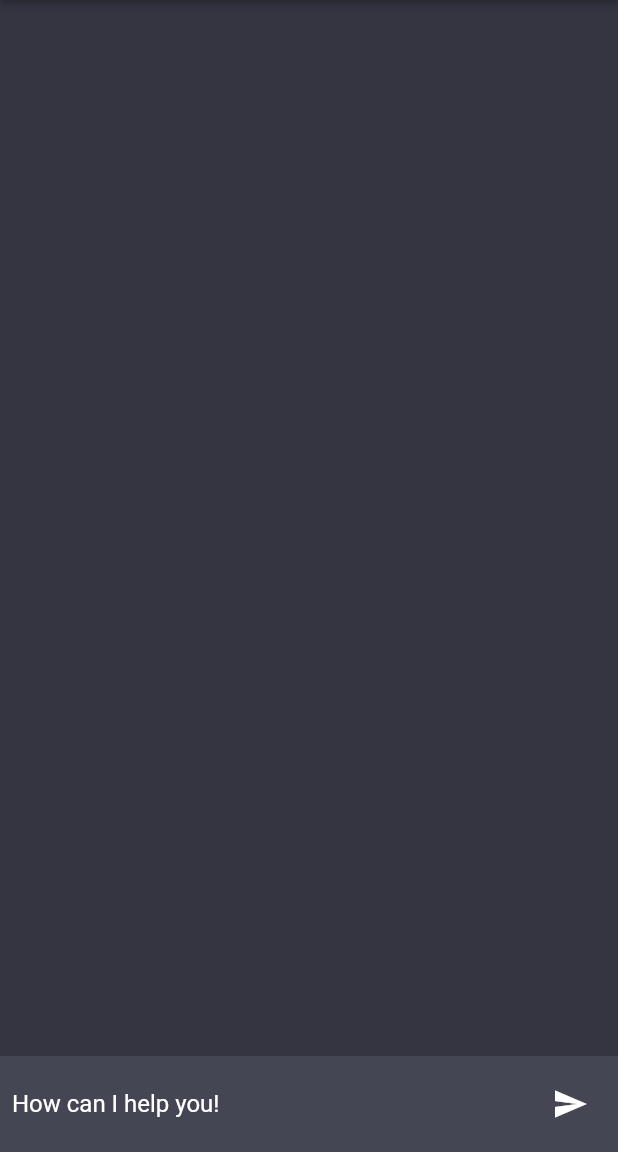
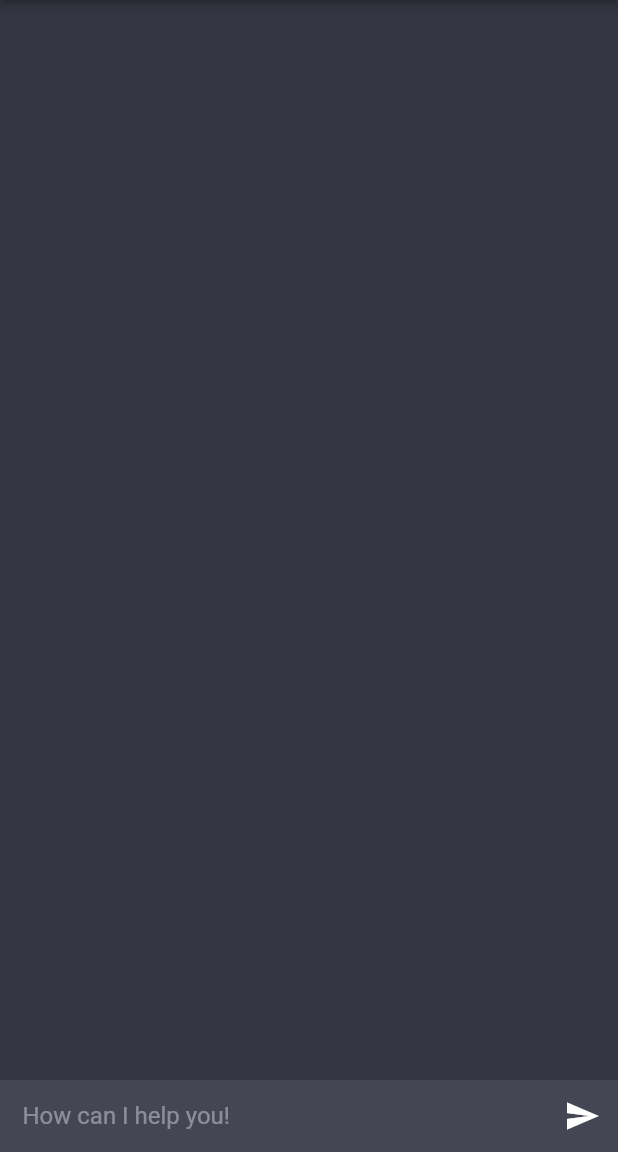
Before and after one commit to YogeshKumarYadav/MobGPT, a Flutter app: the screen it shows after launch, on a phone screen of 412 x 824 dp, the part 84-1236 px from its top. Run offline on Flutter 3.47's test engine with Material 2 defaults, Android fonts, the light colour scheme and no system bars; our stand-ins replace animated_text_kit, flutter_spinkit.

Commit message:
chat conversations added

```diff
--- a/lib/main.dart
+++ b/lib/main.dart
@@ -25,6 +25,7 @@ class MyApp extends StatelessWidget {
         )
       ],
       child: MaterialApp(
+        debugShowCheckedModeBanner: false,
         title: 'Flutter Demo',
         theme: ThemeData(
           scaffoldBackgroundColor: scaffoldBackgroundColor,
--- a/lib/models/chat_model.dart
+++ b/lib/models/chat_model.dart
@@ -1,11 +1,11 @@
 class ChatModel {
-  final String message;
-  final int chatIndex;
+  final String role;
+  final String content;
 
-  ChatModel({required this.message, required this.chatIndex});
+  ChatModel({required this.role, required this.content});
   factory ChatModel.fromJson(Map<String, dynamic> json) =>
       ChatModel(
-        message: json['message'],
-        chatIndex: json['chatIndex']
+        role: json['message'],
+        content: json['chatIndex']
       );
 }
--- a/lib/providers/chat_provider.dart
+++ b/lib/providers/chat_provider.dart
@@ -9,7 +9,7 @@ class ChatProvider with ChangeNotifier {
   }
 
   void addUserChat({required String message}) {
-    chatlist.add(ChatModel(message: message, chatIndex: 0));
+    chatlist.add(ChatModel(role: "user", content: message));
     notifyListeners();
   }
 
--- a/lib/screens/chat_screen.dart
+++ b/lib/screens/chat_screen.dart
@@ -19,8 +19,6 @@ class ChatScreen extends StatefulWidget {
   @override
   State<ChatScreen> createState() => _ChatScreenState();
 }
-
-// List<ChatModel> chatlist = [];
 
 class _ChatScreenState extends State<ChatScreen> {
   bool _isTyping = false;
@@ -76,8 +74,10 @@ class _ChatScreenState extends State<ChatScreen> {
                 itemCount: chatprovider.getChatList.length,
                 itemBuilder: (context, index) {
                   return ChatWidget(
-                    message: chatprovider.getChatList[index].message.toString(),
-                    index: chatprovider.getChatList[index].chatIndex,
+                    role: chatprovider.getChatList[index].role,
+                    content: chatprovider.getChatList[index].content.toString(),
+                    index: index,
+                    size: chatprovider.getChatList.length
                   );
                 }),
           ),
@@ -90,7 +90,7 @@ class _ChatScreenState extends State<ChatScreen> {
           Material(
               color: cardColor,
               child: Padding(
-                padding: const EdgeInsets.all(8.0),
+                padding: const EdgeInsets.fromLTRB(15, 0, 0, 0),
                 child: Row(
                   children: [
                     Expanded(
@@ -105,7 +105,7 @@ class _ChatScreenState extends State<ChatScreen> {
                       },
                       decoration: const InputDecoration.collapsed(
                           hintText: "How can I help you!",
-                          hintStyle: TextStyle(color: Colors.white)),
+                          hintStyle: TextStyle(color: Colors.white38)),
                     )),
                     IconButton(
                         onPressed: () async {
@@ -155,8 +155,7 @@ class _ChatScreenState extends State<ChatScreen> {
         textEditingController.clear();
         focusnode.unfocus();
       });
-      await chatprovider.sendMessage(
-          message: msg, model: curprovider.getmodel);
+      await chatprovider.sendMessage(message: msg, model: curprovider.getmodel);
     } catch (e) {
       log("Error: $e");
       ScaffoldMessenger.of(context).showSnackBar(SnackBar(
```
Also changed, not shown: lib/services/api_service.dart (+12 -10 lines), lib/widgets/chat_widget.dart (+38 -26 lines).
